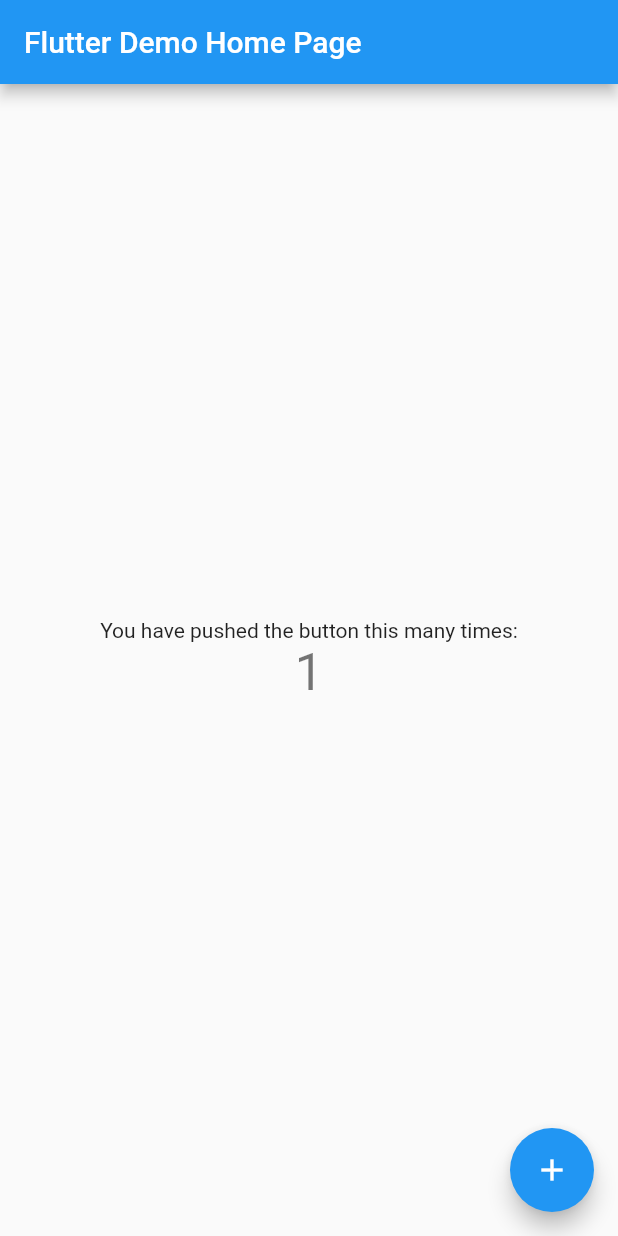
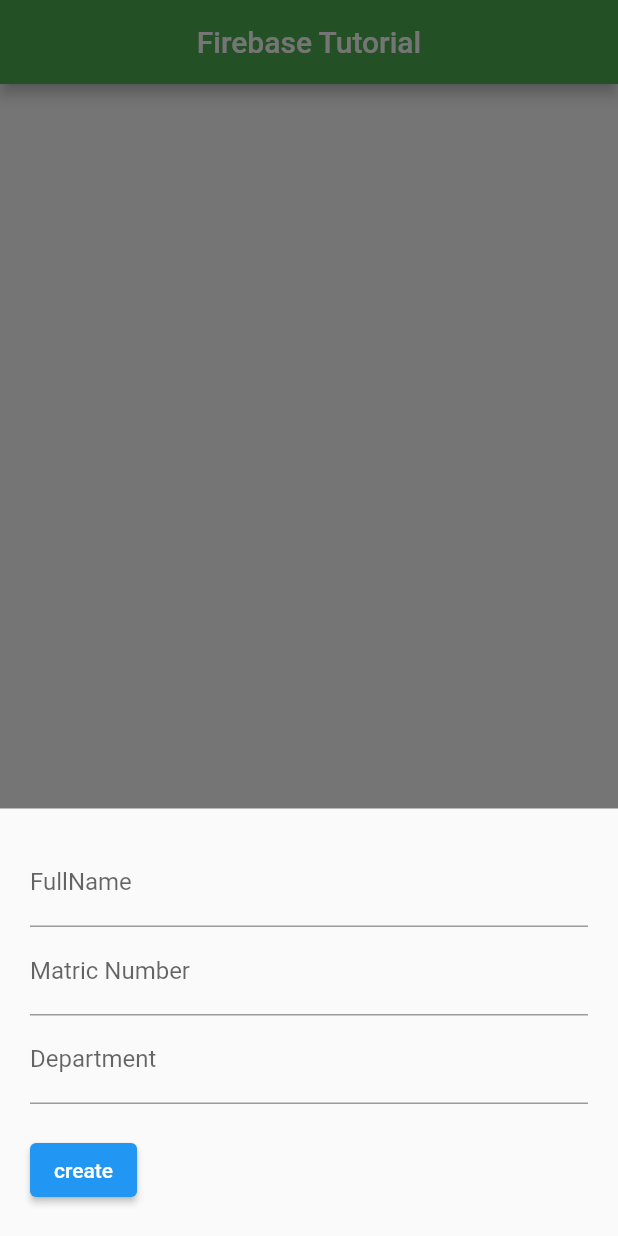
Before and after one commit to olawills/firebase_Tutorial, a Flutter app: the screen it shows after launch, after a tap on the "add" icon, on a phone screen of 412 x 824 dp. Run offline on Flutter 3.47's test engine with Material 2 defaults, Android fonts, the phone set to English and light mode, and no system bars; our stand-ins replace cloud_firestore, firebase_core; accounts and stored records are empty.

Commit message:
added cool new featured

```diff
--- /dev/null
+++ b/lib/crud_base.dart
@@ -0,0 +1,218 @@
+import 'package:flutter/material.dart';
+import 'package:cloud_firestore/cloud_firestore.dart';
+import 'package:firebase_core/firebase_core.dart';
+
+class CrudBase extends StatefulWidget {
+  const CrudBase({Key? key}) : super(key: key);
+
+  @override
+  State<CrudBase> createState() => _CrudBaseState();
+}
+
+class _CrudBaseState extends State<CrudBase> {
+  final TextEditingController _matricNumberController = TextEditingController();
+  final TextEditingController _nameController = TextEditingController();
+  final TextEditingController _departmentController = TextEditingController();
+
+  final CollectionReference products =
+      FirebaseFirestore.instance.collection('products');
+
+  Future<void> create([DocumentSnapshot? documentSnapshot]) async {
+    if (documentSnapshot != null) {
+      _matricNumberController.text = documentSnapshot['name'];
+      _nameController.text = documentSnapshot['matric'].toUpperCase();
+      _departmentController.text = documentSnapshot['Department'];
+    }
+
+    await showModalBottomSheet(
+        isScrollControlled: true,
+        context: context,
+        builder: (BuildContext ctx) {
+          return Padding(
+            padding: EdgeInsets.only(
+              top: 20,
+              left: 20,
+              right: 20,
+              bottom: MediaQuery.of(ctx).viewInsets.bottom + 20,
+            ),
+            child: Column(
+              mainAxisSize: MainAxisSize.min,
+              crossAxisAlignment: CrossAxisAlignment.start,
+              children: [
+                TextField(
+                  controller: _nameController,
+                  decoration: const InputDecoration(labelText: 'FullName'),
+                ),
+                TextField(
+                  controller: _matricNumberController,
+                  decoration: const InputDecoration(labelText: 'Matric Number'),
+                ),
+                TextField(
+                  controller: _departmentController,
+                  decoration: const InputDecoration(labelText: 'Department'),
+                ),
+                const SizedBox(height: 20),
+                ElevatedButton(
+                  onPressed: () async {
+                    final String name = _nameController.text;
+                    final String matric = _matricNumberController.text;
+                    final String department = _departmentController.text;
+                    if (matric != null) {
+                      await products.add({
+                        "Name": name,
+                        "Matric": matric,
+                        "Department": department
+                      });
+                      _nameController.text = '';
+                      _matricNumberController.text = '';
+                      _departmentController.text = '';
+                      Navigator.of(context).pop();
+                    }
+                  },
+                  child: const Text('create'),
+                )
+              ],
+            ),
+          );
+        });
+  }
+
+  Future<void> _updateOnClick([DocumentSnapshot? documentSnapshot]) async {
+    if (documentSnapshot != null) {
+      _matricNumberController.text = documentSnapshot['Name'];
+      _nameController.text =
+          documentSnapshot['Matric'].toString().toUpperCase();
+      _departmentController.text =
+          documentSnapshot['Department'].toString().toUpperCase();
+    }
+
+    await showModalBottomSheet(
+        isScrollControlled: true,
+        context: context,
+        builder: (BuildContext ctx) {
+          return Padding(
+            padding: EdgeInsets.only(
+              top: 20,
+              left: 20,
+              right: 20,
+              bottom: MediaQuery.of(ctx).viewInsets.bottom + 20,
+            ),
+            child: Column(
+              mainAxisSize: MainAxisSize.min,
+              crossAxisAlignment: CrossAxisAlignment.start,
+              children: [
+                TextField(
+                  controller: _nameController,
+                  decoration: const InputDecoration(labelText: 'FullName'),
+                ),
+                TextField(
+                  controller: _matricNumberController,
+                  decoration: const InputDecoration(labelText: 'Matric Number'),
+                ),
+                TextField(
+                  controller: _departmentController,
+                  decoration:
+                      const InputDecoration(labelText: 'Name of Department'),
+                ),
+                const SizedBox(height: 20),
+                ElevatedButton(
+                  onPressed: () async {
+                    final String name = _nameController.text;
+                    final String matric = _matricNumberController.text;
+                    final String department = _departmentController.text;
+                    if (matric != null) {
+                      await products.doc(documentSnapshot!.id).update({
+                        "Name": name,
+                        "Matric": matric,
+                        "Department": department
+                      });
+                      _nameController.text = '';
+                      _matricNumberController.text = '';
+                      _departmentController.text = '';
+                      Navigator.of(context).pop();
+                    }
+                  },
+                  child: const Text('update'),
+                )
+              ],
+            ),
+          );
+        });
+  }
+
+  Future<void> delete(String productId) async {
+    await products.doc(productId).delete();
+
+    ScaffoldMessenger.of(context).showSnackBar(
+        const SnackBar(content: Text('You have deleted a product')));
+  }
+
+  @override
+  Widget build(BuildContext context) {
+    return Scaffold(
+      backgroundColor: Colors.white,
+      appBar: AppBar(
+        title: const Text('Firebase Tutorial'),
+        centerTitle: true,
+        backgroundColor: Colors.green,
+      ),
+      body: StreamBuilder(
+        stream: products.snapshots(), //build Connection
+        builder: (context, AsyncSnapshot<QuerySnapshot> streamSnapshot) {
+          if (streamSnapshot.hasData) {
+            return ListView.builder(
+                itemCount: streamSnapshot.data!.docs.length,
+                itemBuilder: (context, index) {
+                  final DocumentSnapshot documentSnapshot =
+                      streamSnapshot.data!.docs[index];
+                  return Card(
+                    margin: const EdgeInsets.all(10),
+                    child: ListTile(
+                      title: Text(
+                        documentSnapshot['Name'].toString().toUpperCase(),
+                        style: const TextStyle(
+                          fontSize: 15,
+                        ),
+                      ),
+                      subtitle: Text(
+                        documentSnapshot['Matric'].toString().toUpperCase(),
+                        style: const TextStyle(
+                          fontSize: 15,
+                        ),
+                      ),
+                      leading: Text(documentSnapshot['Department']
+                          .toString()
+                          .toUpperCase()),
+                      trailing: SizedBox(
+                        width: 100,
+                        child: Row(
+                          children: [
+                            IconButton(
+                              icon: const Icon(Icons.edit),
+                              onPressed: () => _updateOnClick(documentSnapshot),
+                            ),
+                            IconButton(
+                              icon: const Icon(Icons.delete),
+                              onPressed: () => delete(documentSnapshot.id),
+                            ),
+                          ],
+                        ),
+                      ),
+                    ),
+                  );
+                });
+          }
+          return const Center(
+            child: CircularProgressIndicator(color: Colors.blue),
+          );
+        },
+      ),
+      // Add New Products or new account name to firebase
+      floatingActionButton: FloatingActionButton(
+        onPressed: () => create(),
+        child: const Icon(Icons.add),
+      ),
+      floatingActionButtonLocation: FloatingActionButtonLocation.centerFloat,
+    );
+  }
+}
--- a/lib/main.dart
+++ b/lib/main.dart
@@ -1,6 +1,15 @@
+import 'package:firebase_core/firebase_core.dart';
+import 'package:firebase_tutorial/crud_base.dart';
 import 'package:flutter/material.dart';
 
-void main() {
+import 'firebase_options.dart';
+
+void main() async {
+  WidgetsFlutterBinding.ensureInitialized();
+  // await Firebase.initializeApp();
+  await Firebase.initializeApp(
+    options: DefaultFirebaseOptions.currentPlatform,
+  );
   runApp(const MyApp());
 }
 
@@ -11,105 +20,12 @@ class MyApp extends StatelessWidget {
   @override
   Widget build(BuildContext context) {
     return MaterialApp(
+      debugShowCheckedModeBanner: false,
       title: 'Flutter Demo',
       theme: ThemeData(
-        // This is the theme of your application.
-        //
-        // Try running your application with "flutter run". You'll see the
-        // application has a blue toolbar. Then, without quitting the app, try
-        // changing the primarySwatch below to Colors.green and then invoke
-        // "hot reload" (press "r" in the console where you ran "flutter run",
-        // or simply save your changes to "hot reload" in a Flutter IDE).
-        // Notice that the counter didn't reset back to zero; the application
-        // is not restarted.
         primarySwatch: Colors.blue,
       ),
-      home: const MyHomePage(title: 'Flutter Demo Home Page'),
+      home: const CrudBase(),
     );
   }
 }
-
-class MyHomePage extends StatefulWidget {
-  const MyHomePage({Key? key, required this.title}) : super(key: key);
-
-  // This widget is the home page of your application. It is stateful, meaning
-  // that it has a State object (defined below) that contains fields that affect
-  // how it looks.
-
-  // This class is the configuration for the state. It holds the values (in this
-  // case the title) provided by the parent (in this case the App widget) and
-  // used by the build method of the State. Fields in a Widget subclass are
-  // always marked "final".
-
-  final String title;
-
-  @override
-  State<MyHomePage> createState() => _MyHomePageState();
-}
-
-class _MyHomePageState extends State<MyHomePage> {
-  int _counter = 0;
-
-  void _incrementCounter() {
-    setState(() {
-      // This call to setState tells the Flutter framework that something has
-      // changed in this State, which causes it to rerun the build method below
-      // so that the display can reflect the updated values. If we changed
-      // _counter without calling setState(), then the build method would not be
-      // called again, and so nothing would appear to happen.
-      _counter++;
-    });
-  }
-
-  @override
-  Widget build(BuildContext context) {
-    // This method is rerun every time setState is called, for instance as done
-    // by the _incrementCounter method above.
-    //
-    // The Flutter framework has been optimized to make rerunning build methods
-    // fast, so that you can just rebuild anything that needs updating rather
-    // than having to individually change instances of widgets.
-    return Scaffold(
-      appBar: AppBar(
-        // Here we take the value from the MyHomePage object that was created by
-        // the App.build method, and use it to set our appbar title.
-        title: Text(widget.title),
-      ),
-      body: Center(
-        // Center is a layout widget. It takes a single child and positions it
-        // in the middle of the parent.
-        child: Column(
-          // Column is also a layout widget. It takes a list of children and
-          // arranges them vertically. By default, it sizes itself to fit its
-          // children horizontally, and tries to be as tall as its parent.
-          //
-          // Invoke "debug painting" (press "p" in the console, choose the
-          // "Toggle Debug Paint" action from the Flutter Inspector in Android
-          // Studio, or the "Toggle Debug Paint" command in Visual Studio Code)
-          // to see the wireframe for each widget.
-          //
-          // Column has various properties to control how it sizes itself and
-          // how it positions its children. Here we use mainAxisAlignment to
-          // center the children vertically; the main axis here is the vertical
-          // axis because Columns are vertical (the cross axis would be
-          // horizontal).
-          mainAxisAlignment: MainAxisAlignment.center,
-          children: <Widget>[
-            const Text(
-              'You have pushed the button this many times:',
-            ),
-            Text(
-              '$_counter',
-              style: Theme.of(context).textTheme.headline4,
-            ),
-          ],
-        ),
-      ),
-      floatingActionButton: FloatingActionButton(
-        onPressed: _incrementCounter,
-        tooltip: 'Increment',
-        child: const Icon(Icons.add),
-      ), // This trailing comma makes auto-formatting nicer for build methods.
-    );
-  }
-}
```
Also changed, not shown: pubspec.yaml (+5 -48 lines), lib/firebase_options.dart (added), pubspec.lock, 9 other files.
